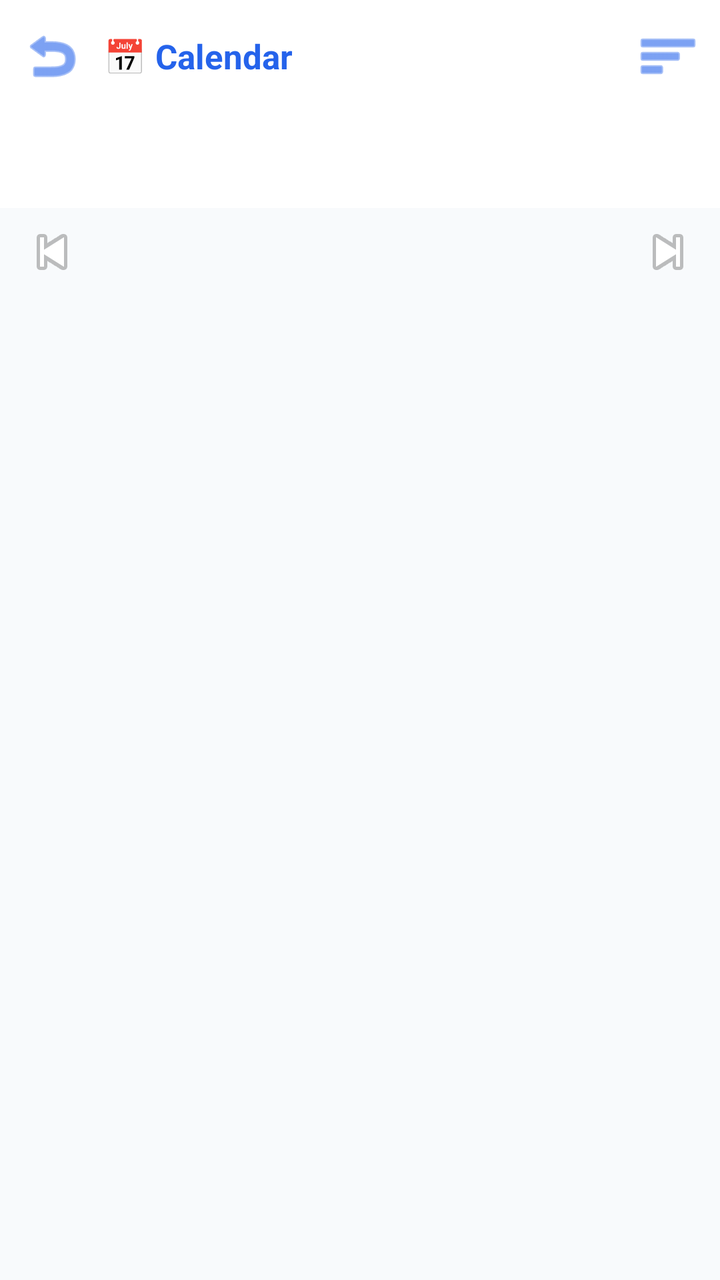
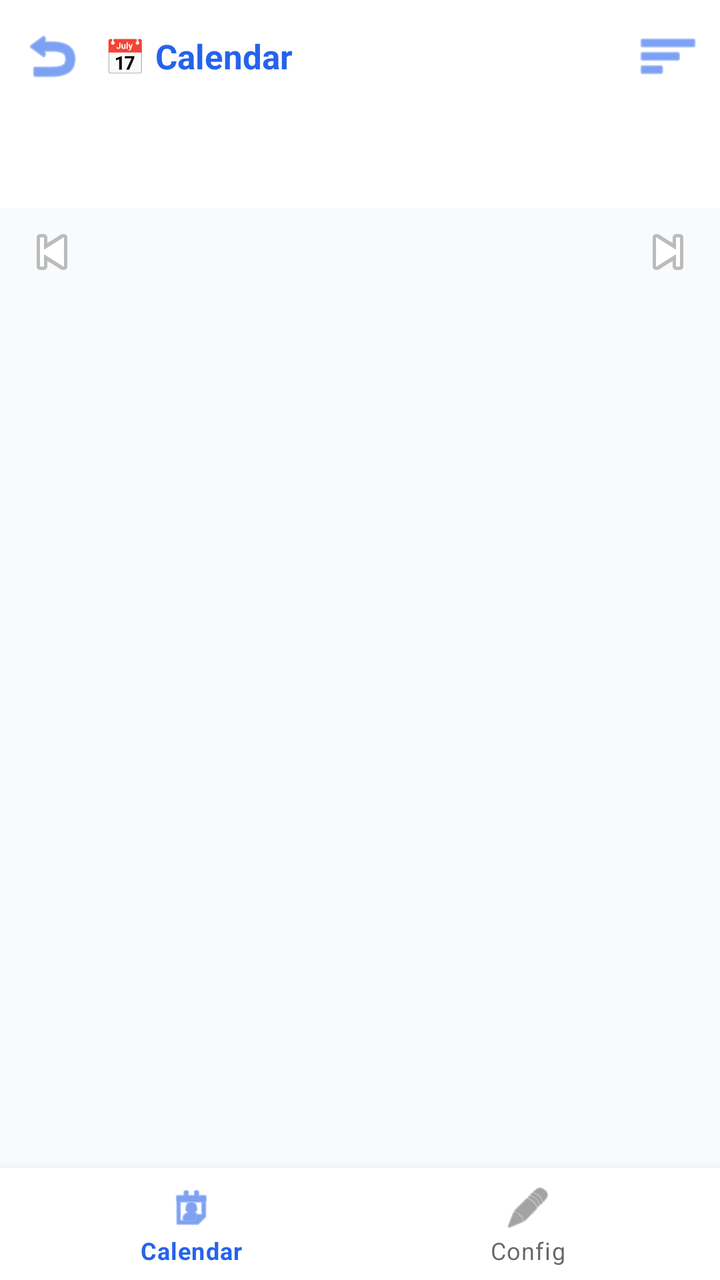

Before-and-after screenshots of an Android layout around one commit, followed by the original layout XML and the change that was made.
<!-- AndroidManifest.xml: application theme Theme.ExpenseOS -->
<!-- res/layout/activity_integrations_calendar.xml -->
<?xml version="1.0" encoding="utf-8"?>
<LinearLayout xmlns:android="http://schemas.android.com/apk/res/android"
    xmlns:app="http://schemas.android.com/apk/res-auto"
    android:layout_width="match_parent"
    android:layout_height="match_parent"
    android:orientation="vertical"
    android:background="@color/bg">

    <LinearLayout
        android:layout_width="match_parent"
        android:layout_height="56dp"
        android:background="@color/nav_bg"
        android:gravity="center_vertical"
        android:orientation="horizontal"
        android:paddingHorizontal="8dp">

        <ImageButton
            android:id="@+id/btnCalBack"
            android:layout_width="36dp"
            android:layout_height="36dp"
            android:background="?attr/selectableItemBackgroundBorderless"
            android:src="@android:drawable/ic_menu_revert"
            android:tint="@color/primary" />

        <TextView
            android:layout_width="0dp"
            android:layout_height="wrap_content"
            android:layout_weight="1"
            android:layout_marginStart="8dp"
            android:text="📅 Calendar"
            android:textColor="@color/primary"
            android:textSize="17sp"
            android:textStyle="bold" />

        <ImageButton
            android:id="@+id/btnToggleList"
            android:layout_width="36dp"
            android:layout_height="36dp"
            android:background="?attr/selectableItemBackgroundBorderless"
            android:src="@android:drawable/ic_menu_sort_by_size"
            android:tint="@color/primary" />
    </LinearLayout>

    <com.google.android.material.tabs.TabLayout
        android:id="@+id/tabViewMode"
        android:layout_width="match_parent"
        android:layout_height="wrap_content"
        app:tabIndicatorColor="@color/primary"
        app:tabSelectedTextColor="@color/primary" />

    <LinearLayout
        android:layout_width="match_parent"
        android:layout_height="44dp"
        android:gravity="center_vertical"
        android:orientation="horizontal"
        android:paddingHorizontal="8dp">

        <ImageButton
            android:id="@+id/btnCalPrev"
            android:layout_width="36dp"
            android:layout_height="36dp"
            android:background="?attr/selectableItemBackgroundBorderless"
            android:src="@android:drawable/ic_media_previous" />

        <TextView
            android:id="@+id/tvCalTitle"
            android:layout_width="0dp"
            android:layout_height="wrap_content"
            android:layout_weight="1"
            android:gravity="center"
            android:textStyle="bold"
            android:textSize="15sp" />

        <ImageButton
            android:id="@+id/btnCalNext"
            android:layout_width="36dp"
            android:layout_height="36dp"
            android:background="?attr/selectableItemBackgroundBorderless"
            android:src="@android:drawable/ic_media_next" />
    </LinearLayout>

    <androidx.recyclerview.widget.RecyclerView
        android:id="@+id/rvCalendarBody"
        android:layout_width="match_parent"
        android:layout_height="0dp"
        android:layout_weight="1"
        android:padding="4dp" />

</LinearLayout>
<!-- resources referenced by this layout -->
<resources>
  <color name="bg">#F8FAFC</color>
  <color name="nav_bg">#FFFFFF</color>
  <color name="primary">#2563EB</color>
  <style name="Theme.ExpenseOS" parent="Theme.MaterialComponents.Light.NoActionBar">
          <item name="colorPrimary">@color/primary</item>
          <item name="colorPrimaryDark">@color/primary_dark</item>
          <item name="colorAccent">@color/primary</item>
          <item name="android:windowBackground">@color/bg</item>
          <item name="android:fontFamily">sans-serif</item>
          <item name="android:statusBarColor">@color/primary_dark</item>
      </style>
  <color name="primary_dark">#1D4ED8</color>
</resources>

<!-- the commit's change to res/layout/activity_integrations_calendar.xml (unified diff, before → after) -->
@@ -86,4 +86,10 @@
         android:layout_weight="1"
         android:padding="4dp" />
 
+    <com.google.android.material.bottomnavigation.BottomNavigationView
+        android:id="@+id/bottomNavIntegrationsCal"
+        android:layout_width="match_parent"
+        android:layout_height="wrap_content"
+        app:menu="@menu/menu_integrations_bottom_nav" />
+
 </LinearLayout>
